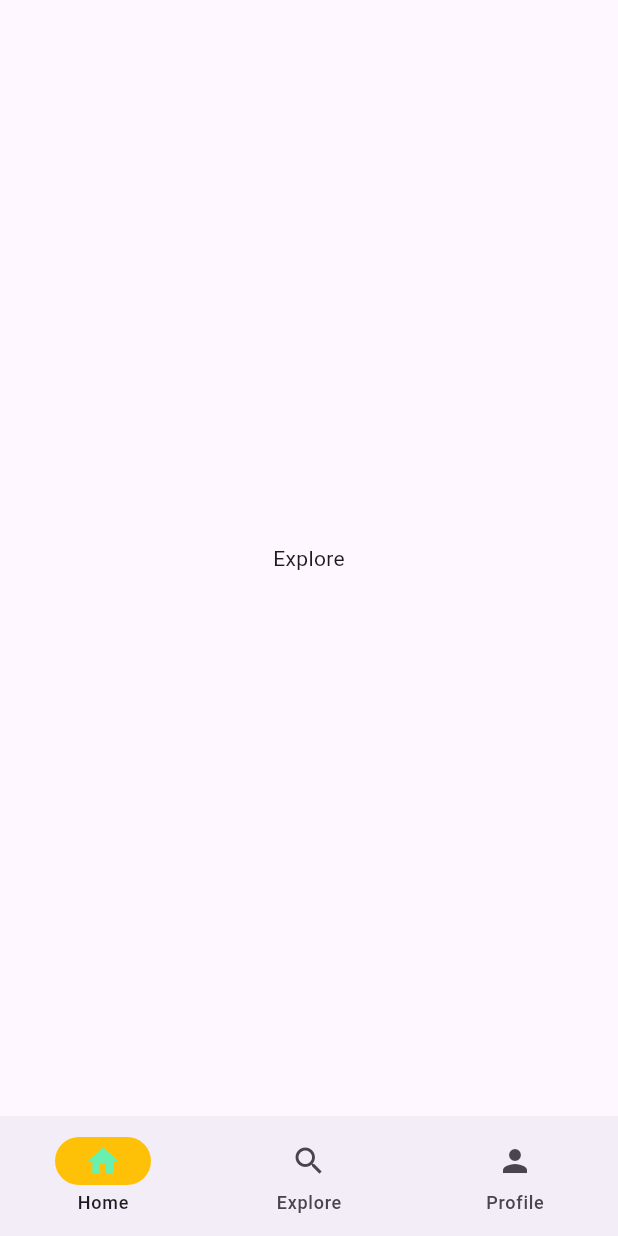
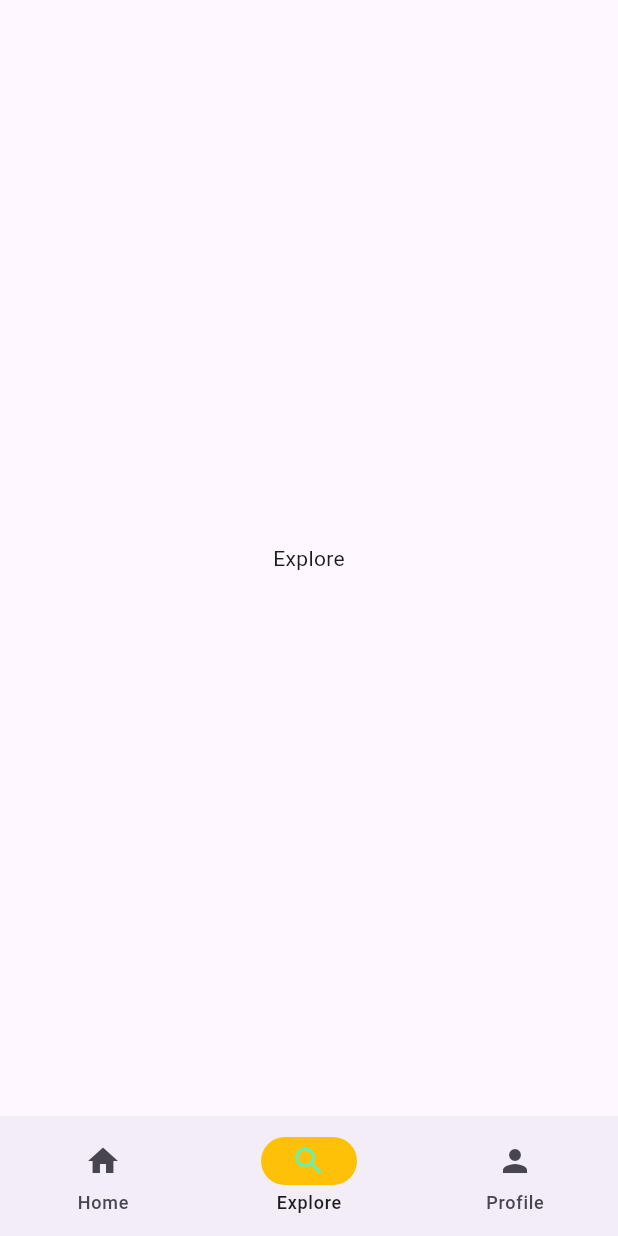
Before and after one commit to Reasondro/Klinik-Ganesha, a Flutter app: the screen it shows after launch, item 2 of the bottom bar chosen, on a phone screen of 412 x 824 dp. Run offline on Flutter 3.47's test engine with Material 3 defaults, Android fonts, the phone set to English and light mode, and no system bars; our stand-ins replace go_router.

Commit message:
revised push method

```diff
--- a/lib/widgets/layout_scaffold.dart
+++ b/lib/layouts/layout_scaffold_with_nav.dart
@@ -3,15 +3,15 @@ import 'package:go_router/go_router.dart';
 import 'package:klinik/models/destination.dart';
 import 'package:klinik/utils/go_router_location_extension.dart';
 
-class LayoutScaffold extends StatelessWidget {
-  const LayoutScaffold({super.key, required this.navigationShell});
+class LayoutScaffoldWithNav extends StatelessWidget {
+  const LayoutScaffoldWithNav({super.key, required this.child});
 
-  final StatefulNavigationShell navigationShell;
+  final Widget child;
 
   @override
   Widget build(BuildContext context) {
     return Scaffold(
-      body: navigationShell,
+      body: child,
       bottomNavigationBar: NavigationBar(
         destinations: destinations
             .map(
@@ -25,8 +25,8 @@ class LayoutScaffold extends StatelessWidget {
               ),
             )
             .toList(),
+        selectedIndex: _calculateIndex(context),
         // selectedIndex: navigationShell.currentIndex,
-        selectedIndex: navigationShell.currentIndex,
         // onDestinationSelected: navigationShell.goBranch,
         onDestinationSelected: (index) {
           _onItemTapped(context, index);
@@ -36,6 +36,14 @@ class LayoutScaffold extends StatelessWidget {
       ),
     );
   }
+}
+
+int _calculateIndex(BuildContext context) {
+  final location = GoRouter.of(context).location;
+  if (location.startsWith('/home')) return 0;
+  if (location.startsWith('/explore')) return 1;
+  if (location.startsWith('/profile')) return 2;
+  return 0;
 }
 
 void _onItemTapped(BuildContext context, int index) {
--- a/lib/router/router.dart
+++ b/lib/router/router.dart
@@ -3,7 +3,7 @@ import 'package:go_router/go_router.dart';
 import 'package:klinik/screens/explore_screen.dart';
 import 'package:klinik/screens/home_screen.dart';
 import 'package:klinik/screens/profile_screen.dart';
-import 'package:klinik/widgets/layout_scaffold.dart';
+import 'package:klinik/layouts/layout_scaffold_with_nav.dart';
 import 'package:klinik/router/routes.dart';
 
 final GlobalKey<NavigatorState> _rootNavigatorKey =
@@ -13,12 +13,9 @@ final GoRouter router = GoRouter(
   navigatorKey: _rootNavigatorKey,
   initialLocation: Routes.homeScreen,
   routes: [
-    StatefulShellRoute.indexedStack(
-      builder: (BuildContext context, GoRouterState state,
-              StatefulNavigationShell navigationShell) =>
-          LayoutScaffold(navigationShell: navigationShell),
-      branches: [
-        StatefulShellBranch(
+    ShellRoute(
+      builder: (BuildContext context, GoRouterState state, Widget child) =>
+          LayoutScaffoldWithNav(child: child),
       routes: [
         GoRoute(
             path: Routes.homeScreen,
@@ -26,20 +23,12 @@ final GoRouter router = GoRouter(
             pageBuilder: (context, state) {
               return NoTransitionPage(child: HomeScreen());
             }),
-          ],
-        ),
-        StatefulShellBranch(
-          routes: [
         GoRoute(
             path: Routes.exploreScreen,
             // builder: (context, state) => const ExploreScreen(),
             pageBuilder: (context, state) {
               return NoTransitionPage(child: ExploreScreen());
             }),
-          ],
-        ),
-        StatefulShellBranch(
-          routes: [
         GoRoute(
             path: Routes.profileScreen,
             // builder: (context, state) => const ProfileScreen(),
@@ -49,6 +38,4 @@ final GoRouter router = GoRouter(
       ],
     )
   ],
-    )
-  ],
 );
```
Lines whose indentation alone changed are shown as unchanged.
